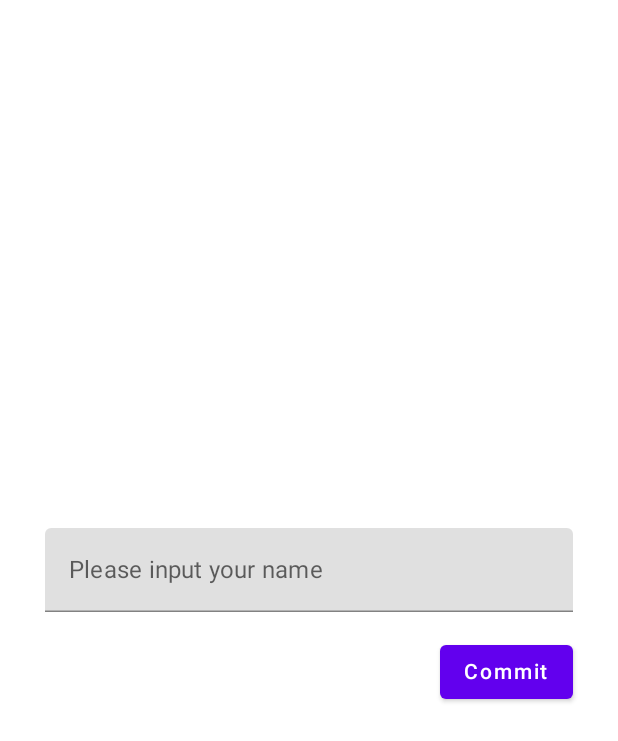
After one commit to Qdafengzi/ComposeDemo, an Android app built with Jetpack Compose: the SnackBarActivity screen opened directly, with no data from a screen before it, on a phone screen of 412 x 824 dp. The commit adds this screen. Shown: the top 741 px of the screen. Run offline under Robolectric (Android 15) with nearby library versions, the phone set to English and light mode, and no system bars.

Commit message:
SnackBarActivity add

```diff
--- /dev/null
+++ b/app/src/main/java/com/example/composedemo/ui/SnackBarActivity.kt
@@ -0,0 +1,68 @@
+package com.example.composedemo.ui
+
+import android.os.Bundle
+import androidx.activity.compose.setContent
+import androidx.appcompat.app.AppCompatActivity
+import androidx.compose.foundation.layout.*
+import androidx.compose.material.*
+import androidx.compose.runtime.*
+import androidx.compose.ui.Alignment
+import androidx.compose.ui.Modifier
+import androidx.compose.ui.unit.dp
+import kotlinx.coroutines.launch
+
+class SnackBarActivity : AppCompatActivity() {
+    override fun onCreate(savedInstanceState: Bundle?) {
+        super.onCreate(savedInstanceState)
+        setContent {
+            val scaffoldState = rememberScaffoldState()
+            //文本框的输入文字内容 默认""
+            var textFieldState by remember {
+                mutableStateOf("")
+            }
+
+            val scope = rememberCoroutineScope()
+
+            //熟悉的名字 Flutter 上面的脚手架
+            Scaffold(
+                modifier = Modifier.fillMaxSize(),
+                scaffoldState = scaffoldState
+            ) {
+                //水平居中
+                Column(
+                    horizontalAlignment = Alignment.CenterHorizontally,
+                    verticalArrangement = Arrangement.Center,
+                    modifier = Modifier
+                        .fillMaxSize()
+                        .padding(horizontal = 30.dp)
+                )
+                {
+                    TextField(value = textFieldState, label = {
+                        Text("Please input your name")
+                    }, onValueChange = {
+                        textFieldState = it
+                    },
+                        singleLine = true,
+                        modifier = Modifier.fillMaxWidth()
+                    )
+                    Spacer(modifier = Modifier.height(16.dp))
+                    Box(
+                        modifier = Modifier.fillMaxWidth(),
+                        contentAlignment = Alignment.CenterEnd
+                    ) {
+                        Button(onClick = {
+                            scope.launch {
+                                scaffoldState.snackbarHostState.showSnackbar(
+                                    message = "You put text: $textFieldState"
+                                )
+                            }
+                        }) {
+                            Text("Commit")
+                        }
+                    }
+                }
+            }
+        }
+    }
+
+}
```
Also changed, not shown: app/src/main/AndroidManifest.xml (+30 -12 lines), app/src/main/java/com/example/composedemo/ui/FontActivity.kt (added, +82 -0 lines), app/src/main/java/com/example/composedemo/ui/ImageCardActivity.kt (added, +83 -0 lines), app/src/main/java/com/example/composedemo/ui/MainActivity.kt (+29 -35 lines), app/src/main/java/com/example/composedemo/ui/RowAndColumnActivity.kt (added, +61 -0 lines), app/src/main/java/com/example/composedemo/ui/StateActivity.kt (added, +69 -0 lines), app/src/main/res/drawable/sheep.jpg (added), app/src/main/res/font/opensans_bold.ttf (added), app/src/main/res/font/opensans_light.ttf (added), app/src/main/res/font/opensans_semibold.ttf (added), 4 other files.
